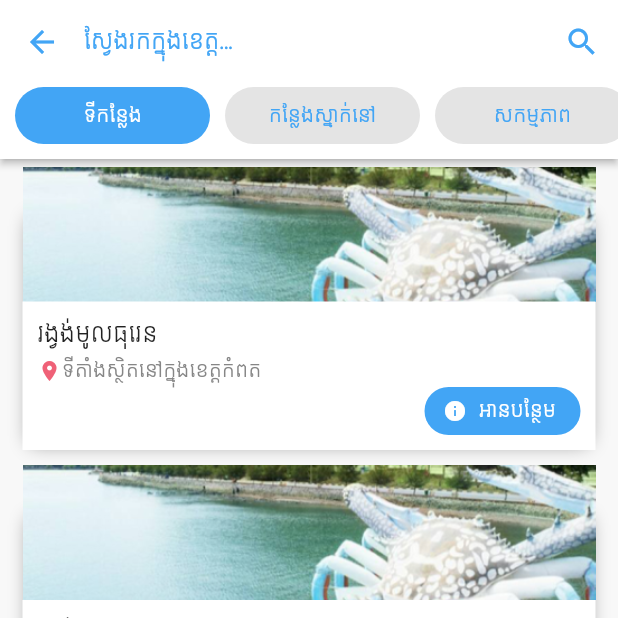
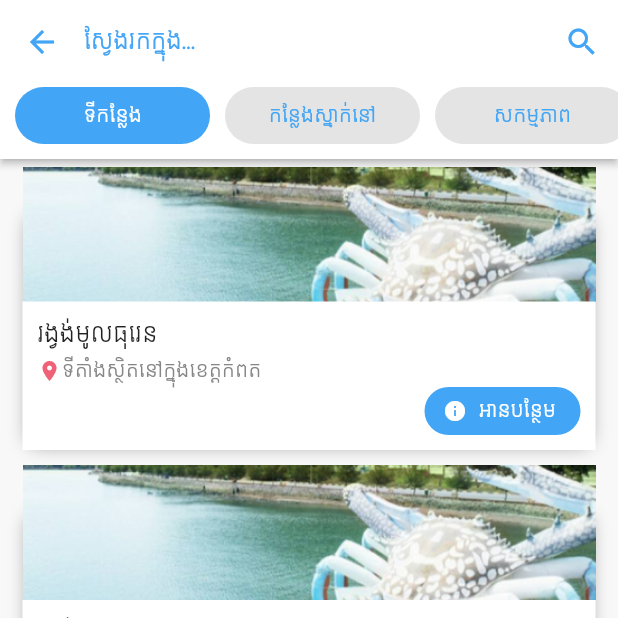
Before and after one commit to juniorise/romduol, a Flutter app: the Province screen opened directly with empty values, on a phone screen of 412 x 824 dp, the top half of it. Run offline on Flutter 3.47's test engine with Material 2 defaults, Android fonts, the phone set to English and light mode, and no system bars; drawn by our look-alikes of auto_animated; our stand-ins replace flutter_inner_drawer.

Commit message:
some improvement

```diff
--- a/lib/screens/province.dart
+++ b/lib/screens/province.dart
@@ -127,7 +127,7 @@ class _ProvinceState extends State<Province>
     return TextField(
       autofocus: true,
       decoration: InputDecoration(
-        hintText: 'ស្វែងរកក្នុងខេត្ត${widget.province}...',
+        hintText: 'ស្វែងរកក្នុង${widget.province}...',
         border: InputBorder.none,
         hintStyle: const TextStyle(color: Palette.text, fontSize: 14),
       ),
@@ -145,7 +145,7 @@ class _ProvinceState extends State<Province>
         child: Container(
           width: double.infinity,
           child: Text(
-            "ស្វែងរកក្នុងខេត្ត${widget.province}...",
+            "ស្វែងរកក្នុង${widget.province}...",
             style: TextStyle(fontSize: 14, color: Palette.sky),
             textAlign: TextAlign.start,
           ),
```
Also changed, not shown: lib/screens/homepage.dart (+6 -5 lines).
